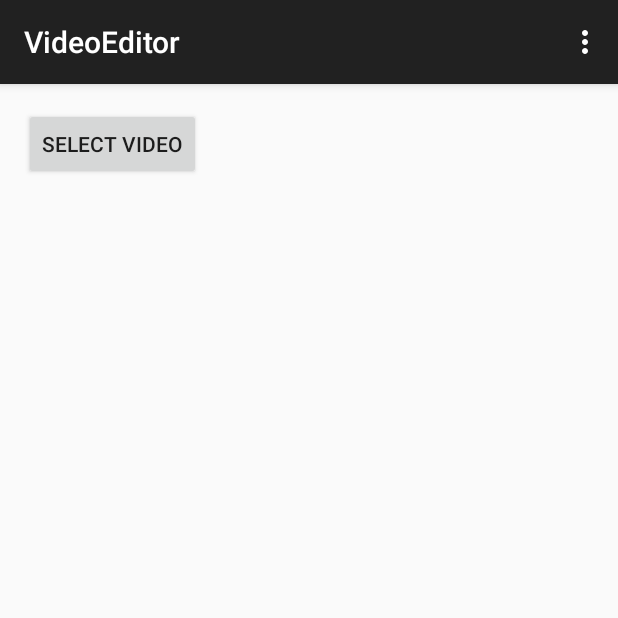
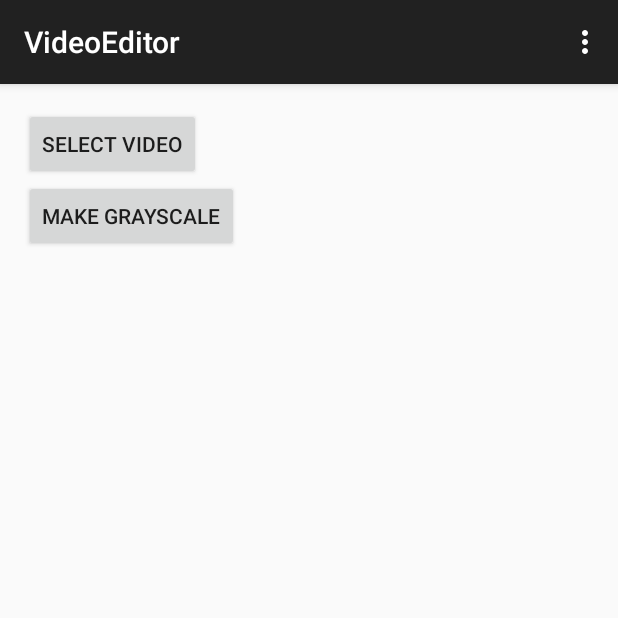
Before and after one commit to picsart-aram/VideoEditor, an Android app: the screen it shows after launch (MainActivity), on a phone screen of 412 x 824 dp, the top half of it. Run offline under Robolectric (Android 15) with nearby library versions, the phone set to English and light mode, and no system bars; libraries missing offline, so code that uses them is left out: android.test.

Commit message:
Video Editor initial commit

```diff
--- a/app/src/main/java/videoeditor/picsart/com/videoeditor/MainActivity.java
+++ b/app/src/main/java/videoeditor/picsart/com/videoeditor/MainActivity.java
@@ -4,6 +4,7 @@ import android.app.ProgressDialog;
 import android.content.Context;
 import android.content.Intent;
 import android.database.Cursor;
+import android.media.MediaCodec;
 import android.net.Uri;
 import android.os.AsyncTask;
 import android.os.Bundle;
@@ -16,6 +17,9 @@ import android.view.View;
 import android.widget.Button;
 
 import java.io.File;
+import java.io.IOException;
+
+import videoeditor.picsart.com.videoeditor.effects.GrayScaleEffect;
 
 
 public class MainActivity extends AppCompatActivity {
@@ -24,6 +28,7 @@ public class MainActivity extends AppCompatActivity {
     private ExtractMpegFramesTest mediaExtractor = null;
     private static final int REQUEST_SELECT_VIDEO = 100;
     private ProgressDialog progress = null;
+    private View actionsContainer = null;
 
     @Override
     protected void onCreate(Bundle savedInstanceState) {
@@ -39,8 +44,17 @@ public class MainActivity extends AppCompatActivity {
                 startActivityForResult(mediaChooser, REQUEST_SELECT_VIDEO);
             }
         });
+        actionsContainer = findViewById(R.id.video_actions_layout);
         progress = new ProgressDialog(MainActivity.this);
         progress.setMessage("Please wait...");
+
+        findViewById(R.id.make_grayscale).setOnClickListener(new View.OnClickListener() {
+            @Override
+            public void onClick(View v) {
+                GrayScaleEffect effect = new GrayScaleEffect(MainActivity.this);
+                effect.startAction(new File(Environment.getExternalStorageDirectory(), "test_images").getPath());
+            }
+        });
     }
 
     @Override
@@ -86,6 +100,7 @@ public class MainActivity extends AppCompatActivity {
                     protected void onPostExecute(Void aVoid) {
                         super.onPostExecute(aVoid);
                         progress.dismiss();
+                        actionsContainer.setVisibility(View.VISIBLE);
                     }
 
                     @Override
--- a/app/src/main/res/layout/activity_main.xml
+++ b/app/src/main/res/layout/activity_main.xml
@@ -1,14 +1,32 @@
 <RelativeLayout xmlns:android="http://schemas.android.com/apk/res/android"
-    xmlns:tools="http://schemas.android.com/tools" android:layout_width="match_parent"
-    android:layout_height="match_parent" android:paddingLeft="@dimen/activity_horizontal_margin"
+    xmlns:tools="http://schemas.android.com/tools"
+    android:layout_width="match_parent"
+    android:layout_height="match_parent"
+    android:paddingBottom="@dimen/activity_vertical_margin"
+    android:paddingLeft="@dimen/activity_horizontal_margin"
     android:paddingRight="@dimen/activity_horizontal_margin"
     android:paddingTop="@dimen/activity_vertical_margin"
-    android:paddingBottom="@dimen/activity_vertical_margin" tools:context=".MainActivity">
+    tools:context=".MainActivity">
 
-   <Button
-       android:layout_width="wrap_content"
-       android:layout_height="wrap_content"
-       android:id="@+id/select_video"
-       android:text="Select Video"/>
+    <Button
+        android:id="@+id/select_video"
+        android:layout_width="wrap_content"
+        android:layout_height="wrap_content"
+        android:text="Select Video" />
+
+    <LinearLayout
+        android:id="@+id/video_actions_layout"
+        android:layout_width="match_parent"
+        android:layout_height="match_parent"
+        android:orientation="vertical"
+        android:layout_below="@id/select_video">
+
+        <Button
+            android:id="@+id/make_grayscale"
+            android:layout_width="wrap_content"
+            android:layout_height="wrap_content"
+            android:layout_below="@+id/select_video"
+            android:text="Make GrayScale" />
+    </LinearLayout>
 
 </RelativeLayout>
```
Also changed, not shown: app/src/main/java/videoeditor/picsart/com/videoeditor/BaseVideoAction.java (added, +93 -0 lines), app/src/main/java/videoeditor/picsart/com/videoeditor/ExtractMpegFramesTest.java (+9 -9 lines), app/src/main/java/videoeditor/picsart/com/videoeditor/VideoActionInterface.java (added, +8 -0 lines), app/src/main/java/videoeditor/picsart/com/videoeditor/effects/GrayScaleEffect.java (added, +52 -0 lines).
